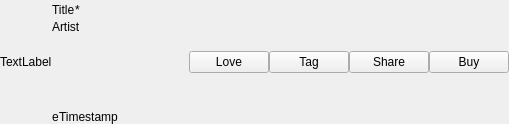
Before: the Qt Designer form app/client/Widgets/TrackWidget.ui in mutecypher/lastfm-desktop, drawn with Qt 5.
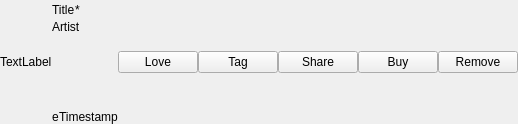
After: the same form once the commit is applied. Custom widgets are drawn as their Qt base class.

Commit message: You can now delete scrobbles in the scrobble list. Needs design, etc.

Patch:
```diff
--- a/app/client/Widgets/TrackWidget.ui
+++ b/app/client/Widgets/TrackWidget.ui
@@ -19,7 +19,7 @@
   <property name="windowTitle">
    <string>Form</string>
   </property>
-  <layout class="QHBoxLayout" name="horizontalLayout" stretch="0,1,0,0,0,0">
+  <layout class="QHBoxLayout" name="horizontalLayout" stretch="0,1,0,0,0,0,0">
    <property name="spacing">
     <number>0</number>
    </property>
@@ -166,6 +166,13 @@
      </property>
     </widget>
    </item>
+   <item>
+    <widget class="QPushButton" name="remove">
+     <property name="text">
+      <string>Remove</string>
+     </property>
+    </widget>
+   </item>
   </layout>
  </widget>
  <customwidgets>
```
The commit also changes 5 other files.
